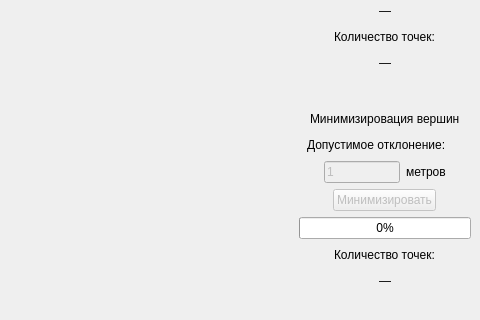
Qt form View/view.ui (safosaffers/KMLViewer) before a commit; both pictures show x 398 to 878 and y 96 to 416 of the 878 by 644 pixel window.
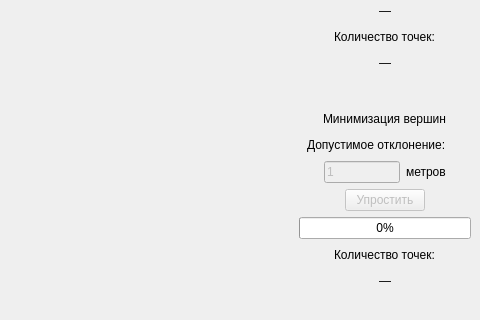
The same form after that commit.

Commit message: UI: update text for simplify button according plan

The edit to the form file:
```diff
--- a/View/view.ui
+++ b/View/view.ui
@@ -311,7 +311,7 @@
              </size>
             </property>
             <property name="text">
-             <string>Минимизировация вершин</string>
+             <string>Минимизация вершин</string>
             </property>
            </widget>
           </item>
@@ -453,7 +453,7 @@
              <bool>false</bool>
             </property>
             <property name="text">
-             <string>Минимизировать</string>
+             <string>Упростить</string>
             </property>
             <property name="checkable">
              <bool>true</bool>
```
The commit also changes 1 other file.
